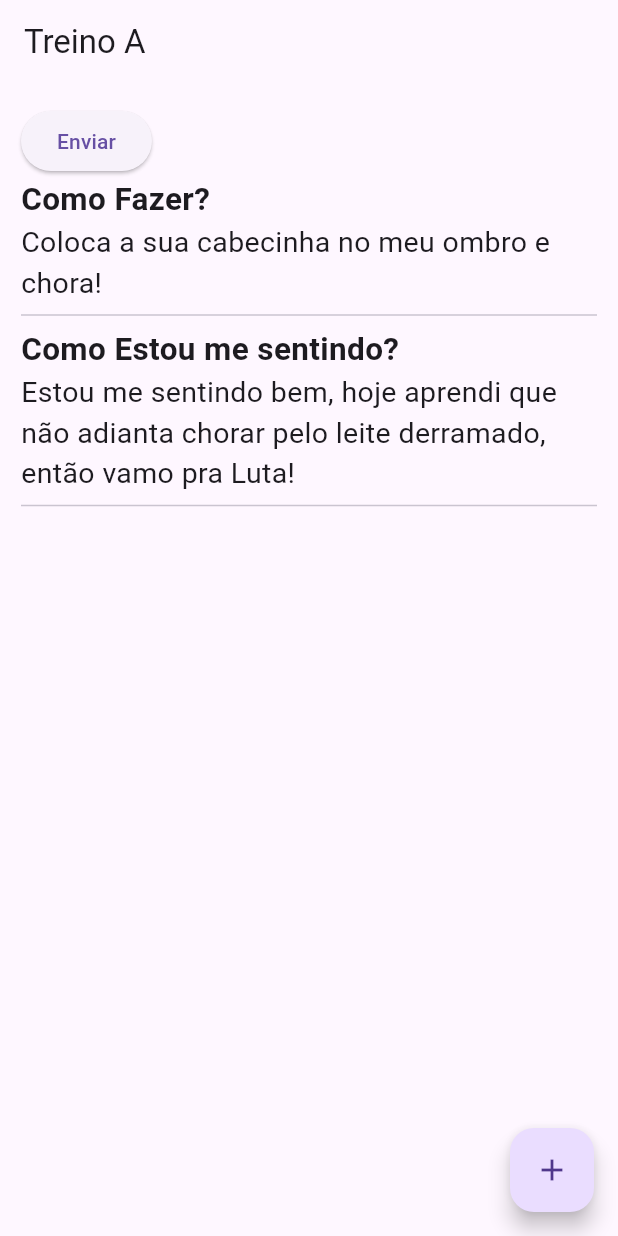
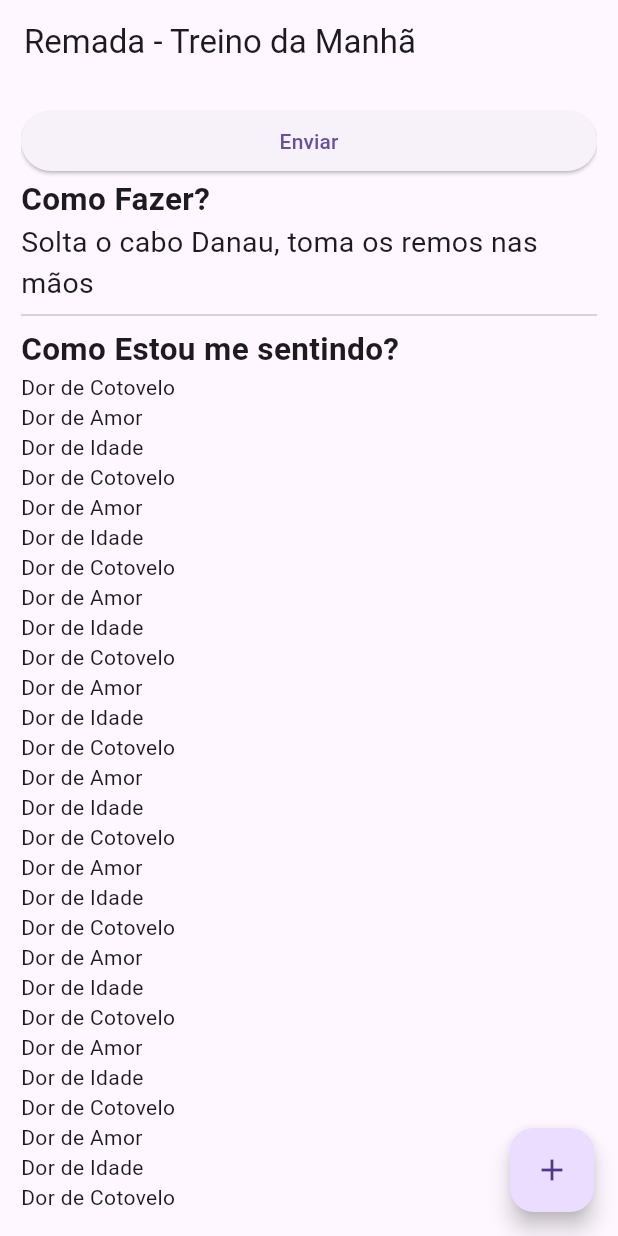
Before and after one commit to BispoCarlosDev/meu_diario, a Flutter app: the screen it shows after launch, on a phone screen of 412 x 824 dp. Run offline on Flutter 3.47's test engine with Material 3 defaults, Android fonts, the phone set to English and light mode, and no system bars.

Commit message:
Alteracoes 23-07
Alterações no projeto

```diff
--- a/lib/app/pages/exercicio_tela.dart
+++ /dev/null
@@ -1,58 +0,0 @@
-import "package:flutter/material.dart";
-
-class ExercicioTela extends StatelessWidget {
-  const ExercicioTela({super.key});
-
-  @override
-  Widget build(BuildContext context) {
-    return Scaffold(
-      appBar: AppBar(title: const Text("Treino A")),
-      floatingActionButton: FloatingActionButton(
-        onPressed: () {
-          print("Foi Clicado");
-        },
-        child: const Icon(Icons.add),
-      ),
-      body: Padding(
-        padding: const EdgeInsets.all(14.0),
-        child: Column(
-          crossAxisAlignment: CrossAxisAlignment.start,
-          children: [
-            ElevatedButton(
-              onPressed: () {},
-              child: const Text("Enviar"),
-            ),
-            const Text(
-              "Como Fazer?",
-              style: TextStyle(
-                fontWeight: FontWeight.bold,
-                fontSize: 21,
-              ),
-            ),
-            const Text(
-              "Coloca a sua cabecinha no meu ombro e chora!",
-              style: TextStyle(
-                fontSize: 19,
-              ),
-            ),
-            const Divider(),
-            const Text(
-              "Como Estou me sentindo?",
-              style: TextStyle(
-                fontWeight: FontWeight.bold,
-                fontSize: 21,
-              ),
-            ),
-            const Text(
-              "Estou me sentindo bem, hoje aprendi que não adianta chorar pelo leite derramado, então vamo pra Luta!",
-              style: TextStyle(
-                fontSize: 19,
-              ),
-            ),
-            const Divider(),
-          ],
-        ),
-      ),
-    );
-  }
-}
--- a/lib/main.dart
+++ b/lib/main.dart
@@ -1,5 +1,5 @@
 import 'package:flutter/material.dart';
-import 'package:meu_diario/app/pages/exercicio_tela.dart';
+import 'package:meu_diario/telas/exercicio_tela.dart';
 
 void main() {
   runApp(const MyApp());
@@ -10,7 +10,7 @@ class MyApp extends StatelessWidget {
 
   @override
   Widget build(BuildContext context) {
-    return const MaterialApp(
+    return MaterialApp(
       home: ExercicioTela(),
     );
   }
--- /dev/null
+++ b/lib/modelos/exercicio_modelo.dart
@@ -0,0 +1,31 @@
+class ExercicioModelo {
+  String id;
+  String nome;
+  String treino;
+  String comoFazer;
+
+  String? urlImagem;
+
+  ExercicioModelo(
+      {required this.id,
+      required this.nome,
+      required this.treino,
+      required this.comoFazer});
+
+  ExercicioModelo.fromMap(Map<String, dynamic> map)
+      : id = map["id"],
+        nome = map["nome"],
+        treino = map["treino"],
+        comoFazer = map["comoFazer"],
+        urlImagem = map["urlImagem"];
+
+  Map<String, dynamic> toMap() {
+    return {
+      "id": id,
+      "nome": nome,
+      "treino": treino,
+      "comoFazer": comoFazer,
+      "urlImagem": urlImagem,
+    };
+  }
+}
--- /dev/null
+++ b/lib/modelos/sentimento_modelo.dart
@@ -0,0 +1,21 @@
+class SentimentoModelo {
+  String id;
+  String sentindo;
+  String data;
+
+  SentimentoModelo(
+      {required this.id, required this.sentindo, required this.data});
+
+  SentimentoModelo.fromMap(Map<String, dynamic> map)
+      : id = map["id"],
+        sentindo = map["sentindo"],
+        data = map["data"];
+
+  Map<String, dynamic> toMap() {
+    return{
+      "id": id,
+      "sentindo": sentindo,
+      "data": data,
+    };
+  }
+}
--- /dev/null
+++ b/lib/telas/exercicio_tela.dart
@@ -0,0 +1,384 @@
+import "package:flutter/material.dart";
+import "package:meu_diario/modelos/exercicio_modelo.dart";
+import "package:meu_diario/modelos/sentimento_modelo.dart";
+
+class ExercicioTela extends StatelessWidget {
+  ExercicioTela({super.key});
+
+  final ExercicioModelo exercicioModelo = ExercicioModelo(
+      id: "01",
+      nome: "Remada",
+      treino: "Treino da Manhã",
+      comoFazer: "Solta o cabo Danau, toma os remos nas mãos");
+
+  final List<SentimentoModelo> listaSentimentos = [
+    SentimentoModelo(
+      id: "001",
+      sentindo: "Dor de Cotovelo",
+      data: "2024-07-23",
+    ),
+    SentimentoModelo(
+      id: "002",
+      sentindo: "Dor de Amor",
+      data: "2024-07-24",
+    ),
+    SentimentoModelo(
+      id: "003",
+      sentindo: "Dor de Idade",
+      data: "2024-07-25",
+    ),
+    SentimentoModelo(
+      id: "001",
+      sentindo: "Dor de Cotovelo",
+      data: "2024-07-23",
+    ),
+    SentimentoModelo(
+      id: "002",
+      sentindo: "Dor de Amor",
+      data: "2024-07-24",
+    ),
+    SentimentoModelo(
+      id: "003",
+      sentindo: "Dor de Idade",
+      data: "2024-07-25",
+    ),
+    SentimentoModelo(
+      id: "001",
+      sentindo: "Dor de Cotovelo",
+      data: "2024-07-23",
+    ),
+    SentimentoModelo(
+      id: "002",
+      sentindo: "Dor de Amor",
+      data: "2024-07-24",
+    ),
+    SentimentoModelo(
+      id: "003",
+      sentindo: "Dor de Idade",
+      data: "2024-07-25",
+    ),
+    SentimentoModelo(
+      id: "001",
+      sentindo: "Dor de Cotovelo",
+      data: "2024-07-23",
+    ),
+    SentimentoModelo(
+      id: "002",
+      sentindo: "Dor de Amor",
+      data: "2024-07-24",
+    ),
+    SentimentoModelo(
+      id: "003",
+      sentindo: "Dor de Idade",
+      data: "2024-07-25",
+    ),
+    SentimentoModelo(
+      id: "001",
+      sentindo: "Dor de Cotovelo",
+      data: "2024-07-23",
+    ),
+    SentimentoModelo(
+      id: "002",
+      sentindo: "Dor de Amor",
+      data: "2024-07-24",
+    ),
+    SentimentoModelo(
+      id: "003",
+      sentindo: "Dor de Idade",
+      data: "2024-07-25",
+    ),
+    SentimentoModelo(
+      id: "001",
+      sentindo: "Dor de Cotovelo",
+      data: "2024-07-23",
+    ),
+    SentimentoModelo(
+      id: "002",
+      sentindo: "Dor de Amor",
+      data: "2024-07-24",
+    ),
+    SentimentoModelo(
+      id: "003",
+      sentindo: "Dor de Idade",
+      data: "2024-07-25",
+    ),
+    SentimentoModelo(
+      id: "001",
+      sentindo: "Dor de Cotovelo",
+      data: "2024-07-23",
+    ),
+    SentimentoModelo(
+      id: "002",
+      sentindo: "Dor de Amor",
+      data: "2024-07-24",
+    ),
+    SentimentoModelo(
+      id: "003",
+      sentindo: "Dor de Idade",
+      data: "2024-07-25",
+    ),
+    SentimentoModelo(
+      id: "001",
+      sentindo: "Dor de Cotovelo",
+      data: "2024-07-23",
+    ),
+    SentimentoModelo(
+      id: "002",
+      sentindo: "Dor de Amor",
+      data: "2024-07-24",
+    ),
+    SentimentoModelo(
+      id: "003",
+      sentindo: "Dor de Idade",
+      data: "2024-07-25",
+    ),
+    SentimentoModelo(
+      id: "001",
+      sentindo: "Dor de Cotovelo",
+      data: "2024-07-23",
+    ),
+    SentimentoModelo(
+      id: "002",
+      sentindo: "Dor de Amor",
+      data: "2024-07-24",
+    ),
+    SentimentoModelo(
+      id: "003",
+      sentindo: "Dor de Idade",
+      data: "2024-07-25",
+    ),
+    SentimentoModelo(
+      id: "001",
+      sentindo: "Dor de Cotovelo",
+      data: "2024-07-23",
+    ),
+    SentimentoModelo(
+      id: "002",
+      sentindo: "Dor de Amor",
+      data: "2024-07-24",
+    ),
+    SentimentoModelo(
+      id: "003",
+      sentindo: "Dor de Idade",
+      data: "2024-07-25",
+    ),
+    SentimentoModelo(
+      id: "001",
+      sentindo: "Dor de Cotovelo",
+      data: "2024-07-23",
+    ),
+    SentimentoModelo(
+      id: "002",
+      sentindo: "Dor de Amor",
+      data: "2024-07-24",
+    ),
+    SentimentoModelo(
+      id: "003",
+      sentindo: "Dor de Idade",
+      data: "2024-07-25",
+    ),
+    SentimentoModelo(
+      id: "001",
+      sentindo: "Dor de Cotovelo",
+      data: "2024-07-23",
+    ),
+    SentimentoModelo(
+      id: "002",
+      sentindo: "Dor de Amor",
+      data: "2024-07-24",
+    ),
+    SentimentoModelo(
+      id: "003",
+      sentindo: "Dor de Idade",
+      data: "2024-07-25",
+    ),
+    SentimentoModelo(
+      id: "001",
+      sentindo: "Dor de Cotovelo",
+      data: "2024-07-23",
+    ),
+    SentimentoModelo(
+      id: "002",
+      sentindo: "Dor de Amor",
+      data: "2024-07-24",
+    ),
+    SentimentoModelo(
+      id: "003",
+      sentindo: "Dor de Idade",
+      data: "2024-07-25",
+    ),
+    SentimentoModelo(
+      id: "001",
+      sentindo: "Dor de Cotovelo",
+      data: "2024-07-23",
+    ),
+    SentimentoModelo(
+      id: "002",
+      sentindo: "Dor de Amor",
+      data: "2024-07-24",
+    ),
+    SentimentoModelo(
+      id: "003",
+      sentindo: "Dor de Idade",
+      data: "2024-07-25",
+    ),
+    SentimentoModelo(
+      id: "001",
+      sentindo: "Dor de Cotovelo",
+      data: "2024-07-23",
+    ),
+    SentimentoModelo(
+      id: "002",
+      sentindo: "Dor de Amor",
+      data: "2024-07-24",
+    ),
+    SentimentoModelo(
+      id: "003",
+      sentindo: "Dor de Idade",
+      data: "2024-07-25",
+    ),
+    SentimentoModelo(
+      id: "001",
+      sentindo: "Dor de Cotovelo",
+      data: "2024-07-23",
+    ),
+    SentimentoModelo(
+      id: "002",
+      sentindo: "Dor de Amor",
+      data: "2024-07-24",
+    ),
+    SentimentoModelo(
+      id: "003",
+      sentindo: "Dor de Idade",
+      data: "2024-07-25",
+    ),
+    SentimentoModelo(
+      id: "001",
+      sentindo: "Dor de Cotovelo",
+      data: "2024-07-23",
+    ),
+    SentimentoModelo(
+      id: "002",
+      sentindo: "Dor de Amor",
+      data: "2024-07-24",
+    ),
+    SentimentoModelo(
+      id: "003",
+      sentindo: "Dor de Idade",
+      data: "2024-07-25",
+    ),
+    SentimentoModelo(
+      id: "001",
+      sentindo: "Dor de Cotovelo",
+      data: "2024-07-23",
+    ),
+    SentimentoModelo(
+      id: "002",
+      sentindo: "Dor de Amor",
+      data: "2024-07-24",
+    ),
+    SentimentoModelo(
+      id: "003",
+      sentindo: "Dor de Idade",
+      data: "2024-07-25",
+    ),
+    SentimentoModelo(
+      id: "001",
+      sentindo: "Dor de Cotovelo",
+      data: "2024-07-23",
+    ),
+    SentimentoModelo(
+      id: "002",
+      sentindo: "Dor de Amor",
+      data: "2024-07-24",
+    ),
+    SentimentoModelo(
+      id: "003",
+      sentindo: "Dor de Idade",
+      data: "2024-07-25",
+    ),
+    SentimentoModelo(
+      id: "001",
+      sentindo: "Dor de Cotovelo",
+      data: "2024-07-23",
+    ),
+    SentimentoModelo(
+      id: "002",
+      sentindo: "Dor de Amor",
+      data: "2024-07-24",
+    ),
+    SentimentoModelo(
+      id: "003",
+      sentindo: "Dor de Idade",
+      data: "2024-07-25",
+    ),
+    SentimentoModelo(
+      id: "001",
+      sentindo: "Dor de Cotovelo",
+      data: "2024-07-23",
+    ),
+    SentimentoModelo(
+      id: "002",
+      sentindo: "Dor de Amor",
+      data: "2024-07-24",
+    ),
+    SentimentoModelo(
+      id: "003",
+      sentindo: "Dor de Idade",
+      data: "2024-07-25",
+    ),
+  ];
+
+  @override
+  Widget build(BuildContext context) {
+    return Scaffold(
+      appBar: AppBar(title: Text("${exercicioModelo.nome} - ${exercicioModelo.treino}")),
+      floatingActionButton: FloatingActionButton(
+        onPressed: () {
+          print("Foi Clicado");
+        },
+        child: const Icon(Icons.add),
+      ),
+      body: Padding(
+        padding: const EdgeInsets.all(14.0),
+        child: ListView(
+          children: [
+            ElevatedButton(
+              onPressed: () {},
+              child: const Text("Enviar"),
+            ),
+            const Text(
+              "Como Fazer?",
+              style: TextStyle(
+                fontWeight: FontWeight.bold,
+                fontSize: 21,
+              ),
+            ),
+            Text(
+              exercicioModelo.comoFazer,
+              style: const TextStyle(
+                fontSize: 19,
+              ),
+            ),
+            const Divider(),
+            const Text(
+              "Como Estou me sentindo?",
+              style: TextStyle(
+                fontWeight: FontWeight.bold,
+                fontSize: 21,
+              ),
+            ),
+            Column(
+              crossAxisAlignment: CrossAxisAlignment.start,
+              children: List.generate(listaSentimentos.length, (index){
+                SentimentoModelo sentimentoAgora = listaSentimentos[index];
+                return Text(sentimentoAgora.sentindo);
+              }),
+            ),
+            const Divider(),
+          ],
+        ),
+      ),
+    );
+  }
+}
```
